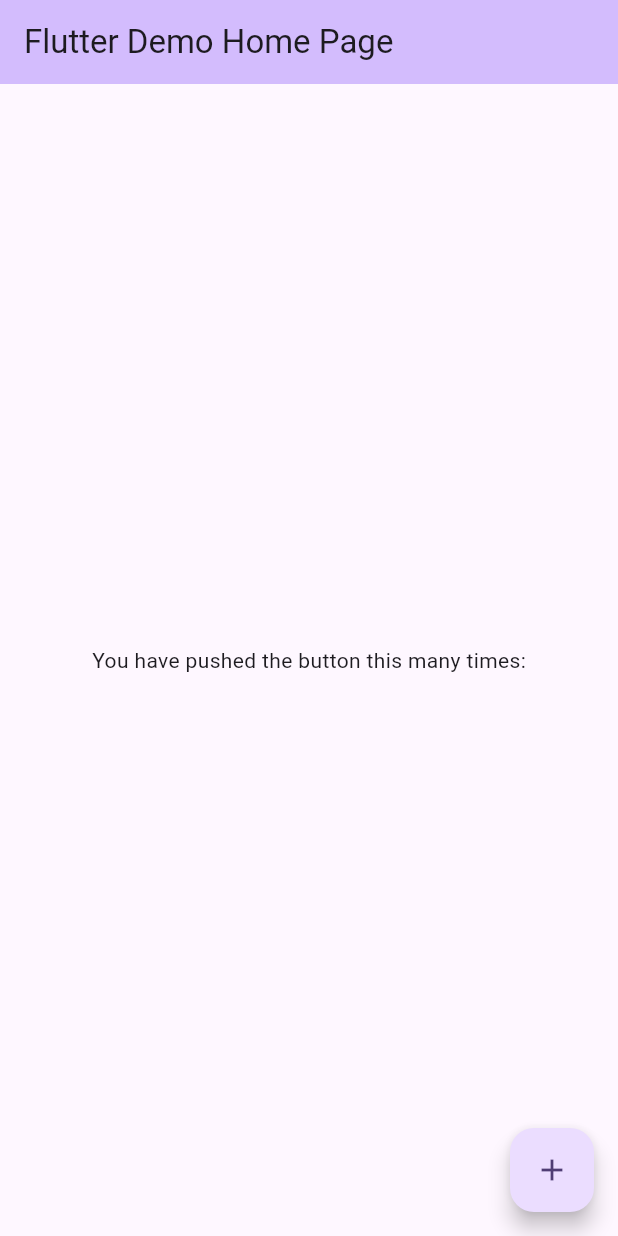
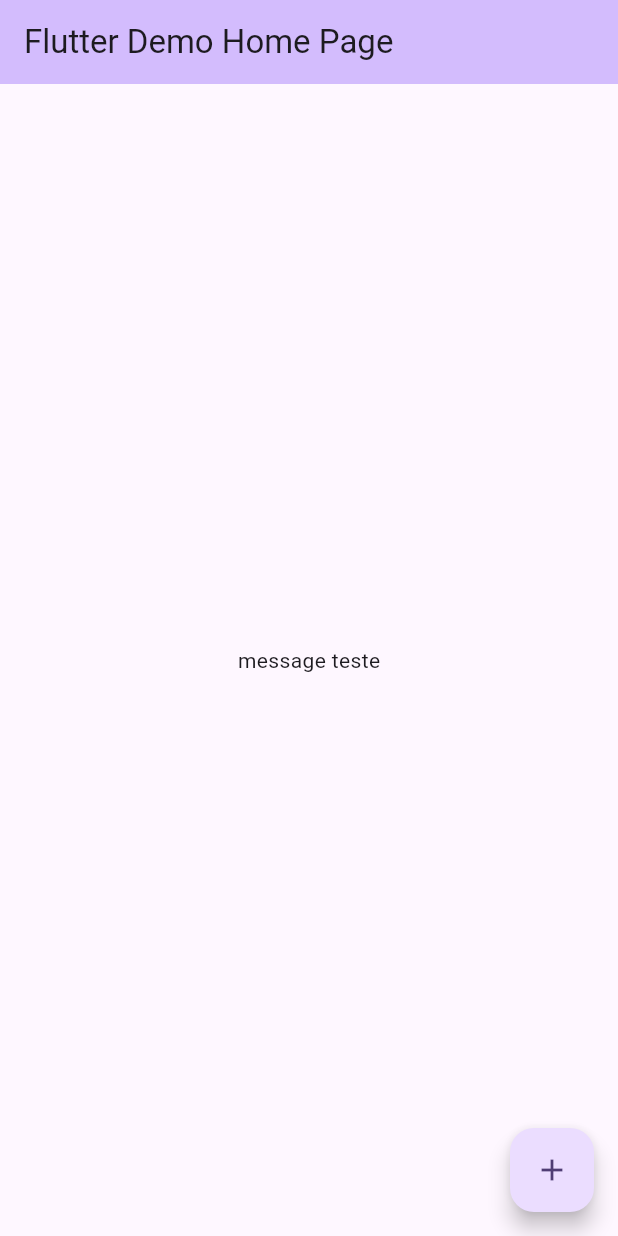
Before and after one commit to FelipeHiroshi13/FlutterTutoriais, a Flutter app: the screen it shows after launch, on a phone screen of 412 x 824 dp. Run offline on Flutter 3.47's test engine with Material 3 defaults, Android fonts, the phone set to English and light mode, and no system bars; our stand-ins replace flutter_riverpod.

Commit message:
feat: future provider riverpod

```diff
--- /dev/null
+++ b/lib/future_provider.dart
@@ -0,0 +1,18 @@
+import 'package:flutter/material.dart';
+import 'package:flutter_riverpod/flutter_riverpod.dart';
+
+final messageFutureProvider =
+    FutureProvider.family<String, String>((ref, title) async {
+  await Future.delayed(const Duration(seconds: 3));
+
+  return 'message $title';
+});
+
+final countFutureProvider = FutureProvider.autoDispose<int>((ref) async {
+  ref.onDispose(() {
+    debugPrint('dispose');
+  });
+  await Future.delayed(const Duration(seconds: 3));
+
+  return 0;
+});
--- a/lib/main.dart
+++ b/lib/main.dart
@@ -1,9 +1,13 @@
 import 'package:flutter/material.dart';
+import 'package:flutter_riverpod/flutter_riverpod.dart';
+import 'package:future_provider/second_screen.dart';
+
+import 'future_provider.dart';
 
 void main() {
   WidgetsFlutterBinding.ensureInitialized();
 
-  runApp(const MyApp());
+  runApp(const ProviderScope(child: MyApp()));
 }
 
 class MyApp extends StatelessWidget {
@@ -23,30 +27,33 @@ class MyApp extends StatelessWidget {
   }
 }
 
-class MyHomePage extends StatelessWidget {
+class MyHomePage extends ConsumerWidget {
   const MyHomePage({super.key, required this.title});
 
   final String title;
 
   @override
-  Widget build(BuildContext context) {
+  Widget build(BuildContext context, WidgetRef ref) {
     return Scaffold(
       appBar: AppBar(
         backgroundColor: Theme.of(context).colorScheme.inversePrimary,
         title: Text(title),
       ),
-      body: const Center(
-        child: Column(
-          mainAxisAlignment: MainAxisAlignment.center,
-          children: <Widget>[
-            Text(
-              'You have pushed the button this many times:',
+      body: Center(
+        child: ref.watch(messageFutureProvider('teste')).when(
+              data: (message) => Text(message),
+              error: (error, st) => Text(error.toString()),
+              loading: () => const CircularProgressIndicator(),
             ),
-          ],
-        ),
       ),
       floatingActionButton: FloatingActionButton(
-        onPressed: () {},
+        onPressed: () {
+          Navigator.of(context).push(
+            MaterialPageRoute(
+              builder: (context) => const SecondScreen(),
+            ),
+          );
+        },
         tooltip: 'Increment',
         child: const Icon(Icons.add),
       ), // This trailing comma makes auto-formatting nicer for build methods.
```
Also changed, not shown: lib/second_screen.dart (added, +24 -0 lines), lib/seconds_screen.dart (deleted, +0 -16 lines).
